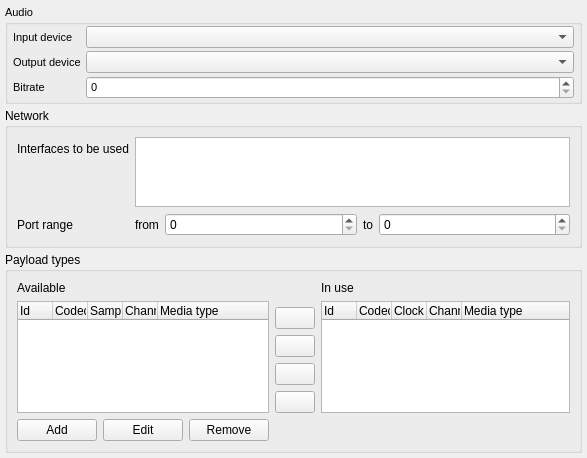
Above: src/plugins/jinglertp/jinglertpoptions.ui from eyecu-im/eyecu-qt before the change. Below: the same form after it.
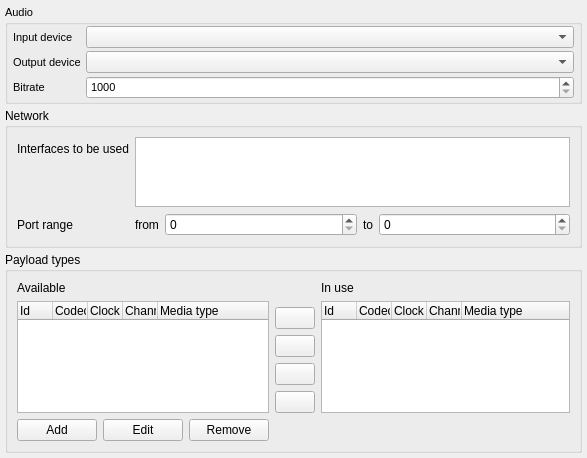
That is the form after the change.

```diff
--- a/src/plugins/jinglertp/jinglertpoptions.ui
+++ b/src/plugins/jinglertp/jinglertpoptions.ui
@@ -95,7 +95,14 @@
        </widget>
       </item>
       <item row="2" column="1">
-       <widget class="QSpinBox" name="spbBitrate"/>
+       <widget class="QSpinBox" name="spbBitrate">
+        <property name="minimum">
+         <number>1000</number>
+        </property>
+        <property name="maximum">
+         <number>360000</number>
+        </property>
+       </widget>
       </item>
      </layout>
     </widget>
@@ -416,7 +423,7 @@
         </column>
         <column>
          <property name="text">
-          <string>Sample rate</string>
+          <string>Clock rate</string>
          </property>
         </column>
         <column>
```
Left out of the diff: 93 changed lines with no effect on the pictures.
